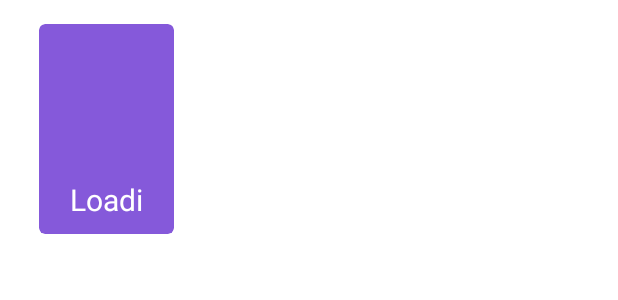
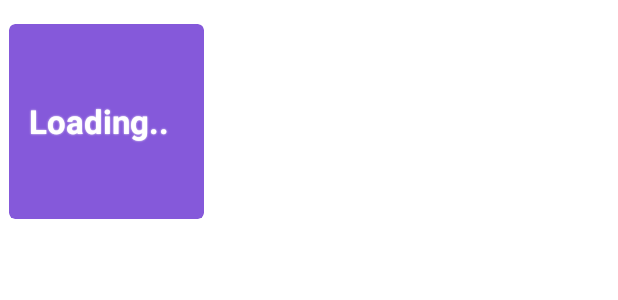
Before and after one commit to Technion236272/2020a-Cue, an Android app: the layout my_favorite_list_adapter.xml on its own in the app's theme, with its tools: preview values and no code run, on a phone screen of 412 x 824 dp. Shown: the top 300 px of the screen. Run offline under Robolectric (Android 15) with nearby library versions, the phone set to English and light mode, and no system bars; plain views replace CircularImageView.

Commit message:
fixing xml lanching activity bugs and CHP XML

```diff
--- a/app/src/main/java/com/technion/cue/LauncherActivity.java
+++ b/app/src/main/java/com/technion/cue/LauncherActivity.java
@@ -55,7 +55,7 @@ public class LauncherActivity extends AppCompatActivity {
     }
 
     private void searchForBO(String uid) {
-        findViewById(R.id.loadingPanelSignin).setVisibility(View.VISIBLE);
+        findViewById(R.id.loadingPanelLauncher).setVisibility(View.VISIBLE);
         FirebaseFirestore.getInstance()
                 .collection(BUSINESSES_COLLECTION)
                 .document(uid)
--- a/app/src/main/res/layout/activity_client_home_page.xml
+++ b/app/src/main/res/layout/activity_client_home_page.xml
@@ -15,6 +15,7 @@
         android:layout_height="wrap_content"
         android:background="@color/colorPrimaryLight"
         android:scrollbars="horizontal"
+        android:layout_marginLeft="10dp"
         />
 
     <androidx.recyclerview.widget.RecyclerView
@@ -24,6 +25,8 @@
         android:layout_height="wrap_content"
         android:layout_below="@id/myFavoriteList"
         android:background="@color/colorPrimaryLight"
+
+
       />
 
     <com.google.android.material.bottomnavigation.BottomNavigationView
--- a/app/src/main/res/layout/my_favorite_list_adapter.xml
+++ b/app/src/main/res/layout/my_favorite_list_adapter.xml
@@ -6,47 +6,50 @@
     android:layout_margin="1dp">
 
     <androidx.cardview.widget.CardView
-        android:layout_width="90dp"
-        android:layout_height="140dp"
+        android:layout_width="130dp"
+        android:layout_height="130dp"
         app:cardCornerRadius="4dp"
         app:cardElevation="0dp"
         android:layout_centerInParent="true"
         android:onClick="moveToBOPage"
         app:cardBackgroundColor="@color/colorPrimaryLight"
-        android:layout_marginTop="30dp">
+        android:layout_marginTop="30dp"
+        android:layout_marginLeft="5dp">
 
 
-        <RelativeLayout
+
+            <FrameLayout xmlns:android="http://schemas.android.com/apk/res/android"
                 android:layout_width="match_parent"
                 android:layout_height="match_parent">
 
-
                 <com.mikhaellopez.circularimageview.CircularImageView
-                android:layout_width="90dp"
-                android:layout_height="90dp"
-                android:scaleType="centerCrop"
-                android:layout_centerHorizontal="true"
+                    android:layout_width="130dp"
+                    android:layout_height="130dp"
                     app:civ_border_color="@color/TextColorSecondary"
                     app:civ_border_width="4dp"
-                android:layout_marginTop="5dp"
-                android:id="@+id/businessLogo"/>
+                    android:layout_marginTop="0dp"
+                    android:id="@+id/businessLogo"
+                    app:civ_shadow_radius="3"/>
 
                 <TextView
-                android:maxLines="1"
-                android:layout_width="wrap_content"
-                android:layout_height="50dp"
+                    android:id="@+id/businessName"
+                    android:textStyle="bold"
+                    android:layout_width="120dp"
+                    android:layout_height="match_parent"
                     android:text="Loading.."
-                android:layout_below="@+id/businessLogo"
-                android:id="@+id/businessName"
-                android:layout_centerHorizontal="true"
                     android:gravity="center"
                     android:textColor="@color/TextColorPrimary"
-                android:layout_marginBottom="2dp"
+                    android:layout_marginTop="0dp"
                     android:autoSizeTextType="uniform"
-                android:autoSizeMinTextSize="20sp"
-                android:autoSizeMaxTextSize="24sp"/>
+                    android:autoSizeMinTextSize="18sp"
+                    android:autoSizeMaxTextSize="22sp"
+                    android:shadowColor="@color/TextColorSecondary"
+                    android:shadowRadius="1"
+                    android:textAppearance="?android:attr/textAppearanceLarge"/>
 
-        </RelativeLayout>
+            </FrameLayout>
+
+
 
     </androidx.cardview.widget.CardView>
 
```
Lines whose indentation alone changed are shown as unchanged.
